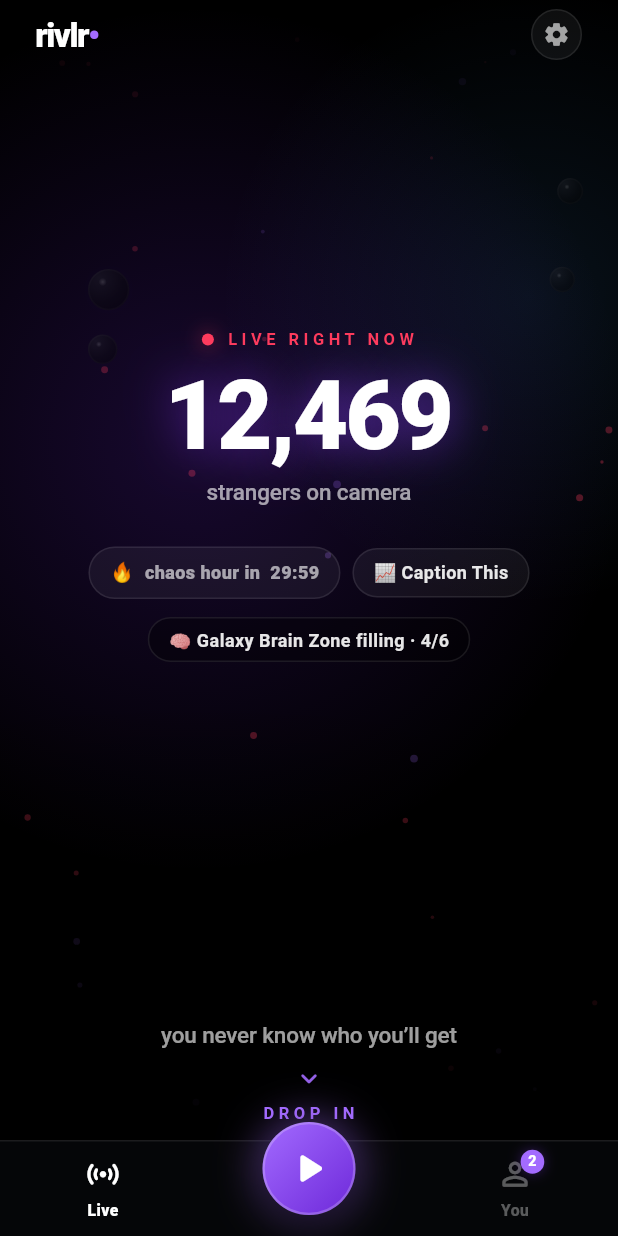
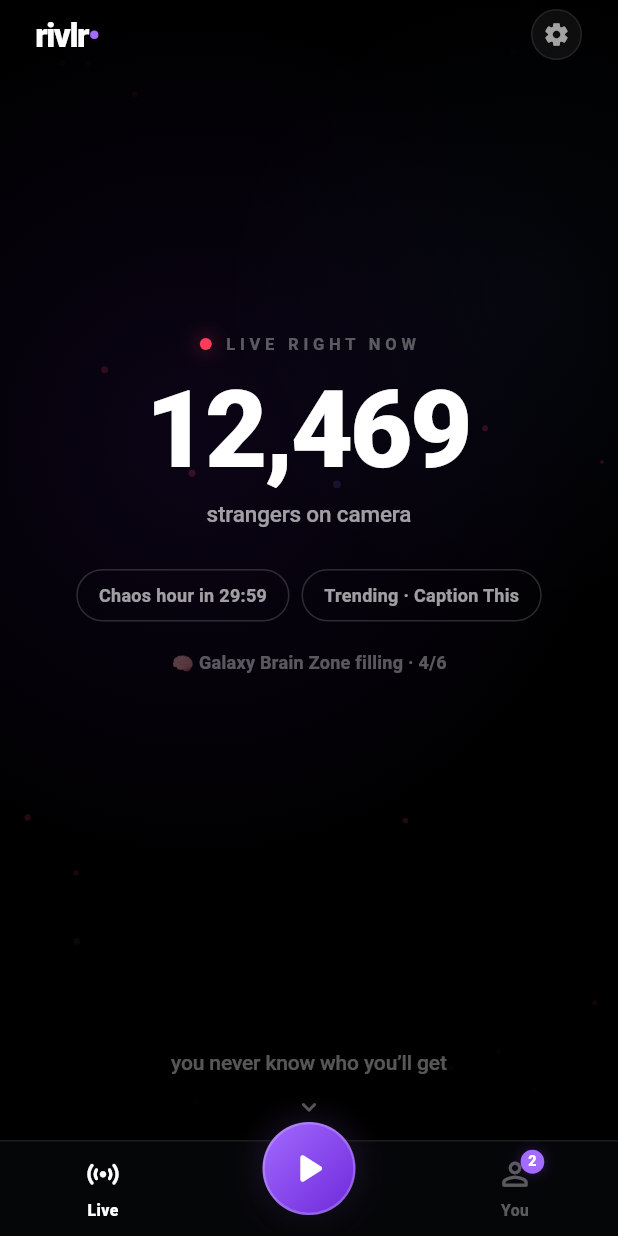
Before and after one commit to stossthegreat/Whatif, a Flutter app: the MainShell screen opened directly with empty values, on a phone screen of 412 x 824 dp. Run offline on Flutter 3.47's test engine with Material 3 defaults, Android fonts, the phone set to English and light mode, and no system bars; our stand-ins replace audioplayers, camera, shared_preferences, wakelock_plus; missing offline and left inert: flutter_webrtc, livekit_client; accounts and stored records are empty; network calls fail.

Commit message:
De-tack pass: monochrome discipline, typography-first, purple demoted to one accent (build +18)
The visual language had drifted from 'Apple built a social app' into
purple-party-poster. Elite is restraint:

- Cta: back to a clean white key with black type — no gradients, no glow
- Home: the headcount is pure typography (72pt, tight tracking, no glow
  shadow); eyebrow in quiet gray with just the red pulse dot; chaos-hour
  and trending chips are hairline monochrome (no emojis, no gradients —
  chaos hour inverts to solid white when actually live); the ticker is
  one quiet gray line of type, no pill; ambient glow field halved;
  floating orbs removed from home entirely
- Aurora: glow opacities halved everywhere it's used
- YOU page: rank pill and badge chips are hairline monochrome; identity
  orb loses its outer glow halo
- Play orb: breathing glow toned way down — it reads as a button, not
  a neon sign; age stepper number loses its glow
- Purple now appears only where it means something: the play orb,
  selection states, and small live accents

Co-Authored-By: Claude Opus 4.8 <noreply@anthropic.com>
Claude-Session: https://claude.ai/code/session_01MViCSGeBizuqwZGbWhsG9P

```diff
--- a/lib/screens/home_screen.dart
+++ b/lib/screens/home_screen.dart
@@ -26,8 +26,7 @@ class _HomeScreenState extends State<HomeScreen> with SingleTickerProviderStateM
   final _rng = math.Random();
 
   late final List<_Particle> _particles =
-      List.generate(34, (_) => _Particle.random(_rng));
-  late final List<_Avatar> _avatars = List.generate(4, (i) => _Avatar.random(_rng, i));
+      List.generate(18, (_) => _Particle.random(_rng));
 
   @override
   void dispose() {
@@ -52,14 +51,6 @@ class _HomeScreenState extends State<HomeScreen> with SingleTickerProviderStateM
                 isComplex: true,
                 willChange: true,
               ),
-            ),
-          ),
-          // drifting orbs — small, dim, and confined to the edges so the
-          // center column stays clean
-          RepaintBoundary(
-            child: AnimatedBuilder(
-              animation: _t,
-              builder: (context, _) => _AvatarLayer(t: _t.value, avatars: _avatars),
             ),
           ),
           // legibility scrim at the bottom so PLAY + text pop
@@ -108,12 +99,10 @@ class _HomeScreenState extends State<HomeScreen> with SingleTickerProviderStateM
                   const _WorldTicker(),
                   const Spacer(flex: 4),
                   Text('you never know who you’ll get',
-                      style: T.body.copyWith(color: C.tx2, fontSize: 15)),
-                  const SizedBox(height: 8),
-                  Icon(Icons.keyboard_arrow_down_rounded, size: 22, color: C.sig.withOpacity(0.9)),
-                  const SizedBox(height: 4),
-                  Text('DROP IN', style: T.eyebrow.copyWith(color: C.sig, letterSpacing: 3, fontSize: 11)),
+                      style: T.body.copyWith(color: C.tx3, fontSize: 14)),
                   const SizedBox(height: 10),
+                  const Icon(Icons.keyboard_arrow_down_rounded, size: 20, color: C.tx3),
+                  const SizedBox(height: 12),
                 ],
               ),
             ),
@@ -144,18 +133,19 @@ class _BigLive extends StatelessWidget {
                 _PulseDot(),
                 const SizedBox(width: 8),
                 Text('LIVE RIGHT NOW',
-                    style: T.eyebrow.copyWith(color: C.live, fontSize: 11, letterSpacing: 3)),
+                    style: T.eyebrow.copyWith(color: C.tx3, fontSize: 11, letterSpacing: 3.2)),
               ],
             ),
-            const SizedBox(height: 10),
+            const SizedBox(height: 12),
+            // typography does the work — no glow, no decoration
             Text(
               n,
-              style: T.huge(64).copyWith(
+              style: T.huge(72).copyWith(
                 fontFeatures: const [FontFeature.tabularFigures()],
-                shadows: [Shadow(color: C.sigGlow, blurRadius: 40)],
+                letterSpacing: -2,
               ),
             ),
-            const SizedBox(height: 6),
+            const SizedBox(height: 8),
             Text(
               count == 1 ? 'stranger on camera' : 'strangers on camera',
               style: T.body.copyWith(color: C.tx2, fontSize: 15),
@@ -255,29 +245,20 @@ class _ChaosHourState extends State<_ChaosHour> {
     final m = _left.inMinutes.remainder(60).toString().padLeft(2, '0');
     final s = _left.inSeconds.remainder(60).toString().padLeft(2, '0');
     return Container(
-      padding: const EdgeInsets.symmetric(horizontal: 13, vertical: 7),
+      padding: const EdgeInsets.symmetric(horizontal: 14, vertical: 8),
       decoration: BoxDecoration(
-        gradient: _live
-            ? LinearGradient(colors: [C.live.withOpacity(0.28), C.sig.withOpacity(0.22)])
-            : null,
-        color: _live ? null : C.glass,
+        color: _live ? Colors.white : Colors.transparent,
         borderRadius: BorderRadius.circular(100),
-        border: Border.all(color: _live ? C.sig.withOpacity(0.6) : C.hair),
+        border: Border.all(color: _live ? Colors.white : C.hair2),
       ),
-      child: Row(
-        mainAxisSize: MainAxisSize.min,
-        children: [
-          const Text('🔥', style: TextStyle(fontSize: 13)),
-          const SizedBox(width: 7),
-          Text(
-            _live ? 'CHAOS HOUR · LIVE  $m:$s' : 'chaos hour in  $m:$s',
-            style: T.tiny.copyWith(
-              color: _live ? Colors.white : C.tx2,
-              fontWeight: FontWeight.w800,
-              letterSpacing: 0.3,
-            ),
-          ),
-        ],
+      child: Text(
+        _live ? 'CHAOS HOUR · $m:$s' : 'Chaos hour in $m:$s',
+        style: T.tiny.copyWith(
+          color: _live ? Colors.black : C.tx2,
+          fontWeight: FontWeight.w700,
+          letterSpacing: 0.2,
+          fontFeatures: const [FontFeature.tabularFigures()],
+        ),
       ),
     );
   }
@@ -314,18 +295,17 @@ class _TrendChipState extends State<_TrendChip> {
   @override
   Widget build(BuildContext context) {
     return Container(
-      padding: const EdgeInsets.symmetric(horizontal: 13, vertical: 7),
+      padding: const EdgeInsets.symmetric(horizontal: 14, vertical: 8),
       decoration: BoxDecoration(
-        color: C.glass,
         borderRadius: BorderRadius.circular(100),
-        border: Border.all(color: C.hair),
+        border: Border.all(color: C.hair2),
       ),
       child: AnimatedSwitcher(
         duration: M.base,
         child: Text(
-          '📈 $_game',
+          'Trending · $_game',
           key: ValueKey(_game),
-          style: T.tiny.copyWith(color: Colors.white.withOpacity(0.9), fontWeight: FontWeight.w700),
+          style: T.tiny.copyWith(color: C.tx2, fontWeight: FontWeight.w700, letterSpacing: 0.2),
         ),
       ),
     );
@@ -351,11 +331,11 @@ class _WorldTickerState extends State<_WorldTicker> {
         final room = Cell.roomNames[_rng.nextInt(Cell.roomNames.length)];
         return '$room filling · ${2 + _rng.nextInt(4)}/6';
       case 1:
-        return '😂 ${180 + _rng.nextInt(600)} laughs this minute';
+        return '${180 + _rng.nextInt(600)} laughs this minute';
       case 2:
-        return '👀 ${2 + _rng.nextInt(7)} of your people online';
+        return '${2 + _rng.nextInt(7)} of your people online';
       default:
-        return '⚡ ${3 + _rng.nextInt(9)} rooms started just now';
+        return '${3 + _rng.nextInt(9)} rooms started just now';
     }
   }
 
@@ -388,16 +368,11 @@ class _WorldTickerState extends State<_WorldTicker> {
             child: child,
           ),
         ),
-        child: Container(
+        // one quiet line of type — no pill, no border. The words are enough.
+        child: Text(
+          _line,
           key: ValueKey(_line),
-          padding: const EdgeInsets.symmetric(horizontal: 13, vertical: 6),
-          decoration: BoxDecoration(
-            color: const Color(0x59000000),
-            borderRadius: BorderRadius.circular(100),
-            border: Border.all(color: C.hair),
-          ),
-          child: Text(_line,
-              style: T.tiny.copyWith(color: Colors.white.withOpacity(0.9), fontWeight: FontWeight.w700)),
+          style: T.tiny.copyWith(color: C.tx3, fontWeight: FontWeight.w600, letterSpacing: 0.2),
         ),
       ),
     );
@@ -431,8 +406,8 @@ class _LobbyPainter extends CustomPainter {
             .createShader(Rect.fromCircle(center: Offset(cx * size.width, cy * size.height), radius: rad));
       canvas.drawCircle(Offset(cx * size.width, cy * size.height), rad, paint);
     }
-    blob(C.purpleDeep, 0.28 + 0.1 * math.sin(t * tau), 0.30 + 0.06 * math.cos(t * tau), size.width * 0.7, 0.22);
-    blob(C.blue, 0.78 + 0.08 * math.cos(t * tau * 0.8), 0.22 + 0.05 * math.sin(t * tau), size.width * 0.5, 0.10);
+    blob(C.purpleDeep, 0.28 + 0.1 * math.sin(t * tau), 0.30 + 0.06 * math.cos(t * tau), size.width * 0.7, 0.10);
+    blob(C.blue, 0.78 + 0.08 * math.cos(t * tau * 0.8), 0.22 + 0.05 * math.sin(t * tau), size.width * 0.5, 0.04);
 
     // rising particles
     final p = Paint();
@@ -441,7 +416,7 @@ class _LobbyPainter extends CustomPainter {
       final yy = y < 0 ? y + 1 : y;
       final x = (part.x + 0.02 * math.sin((t * 6 + part.baseY) * tau)) % 1.0;
       final op = (math.sin(yy * math.pi)).clamp(0.0, 1.0) * 0.6;
-      p.color = (part.red ? C.live : C.sig).withOpacity(op * (part.red ? 0.55 : 0.4));
+      p.color = (part.red ? C.live : C.sig).withOpacity(op * (part.red ? 0.35 : 0.22));
       canvas.drawCircle(Offset(x * size.width, yy * size.height), part.size, p);
     }
   }
@@ -451,94 +426,3 @@ class _LobbyPainter extends CustomPainter {
 }
 
 // ---- floating avatars -----------------------------------------------------
-class _Avatar {
-  _Avatar(this.ax, this.ay, this.fx, this.fy, this.phase, this.scale);
-  final double ax, ay, fx, fy, phase, scale;
-
-  /// Anchored to the left/right EDGES and the upper band only — the center
-  /// column belongs to the type, and nothing ever drifts through it.
-  static _Avatar random(math.Random r, int i) {
-    final leftSide = i.isEven;
-    return _Avatar(
-      leftSide ? 0.06 + r.nextDouble() * 0.14 : 0.80 + r.nextDouble() * 0.14,
-      0.10 + r.nextDouble() * 0.22,
-      0.015 + r.nextDouble() * 0.02,
-      0.02 + r.nextDouble() * 0.03,
-      r.nextDouble(),
-      0.5 + r.nextDouble() * 0.5,
-    );
-  }
-}
-
-class _AvatarLayer extends StatelessWidget {
-  const _AvatarLayer({required this.t, required this.avatars});
-  final double t;
-  final List<_Avatar> avatars;
-
-  @override
-  Widget build(BuildContext context) {
-    return LayoutBuilder(
-      builder: (context, c) {
-        final tau = math.pi * 2;
-        return Stack(
-          children: [
-            for (final a in avatars)
-              Positioned(
-                left: (a.ax + a.fx * math.sin((t + a.phase) * tau)) * c.maxWidth - 14 * a.scale,
-                top: (a.ay + a.fy * math.cos((t + a.phase) * tau * 0.8)) * c.maxHeight - 14 * a.scale,
-                child: Opacity(
-                  opacity: 0.4,
-                  child: _MiniOrb(size: 28 * a.scale),
-                ),
-              ),
-          ],
-        );
-      },
-    );
-  }
-}
-
-/// A polished obsidian marble — small, quiet, atmospheric. Never a bowling
-/// ball, never carrying a random emoji, never in the way of the type.
-class _MiniOrb extends StatelessWidget {
-  const _MiniOrb({required this.size});
-  final double size;
-  @override
-  Widget build(BuildContext context) {
-    return Container(
-      width: size,
-      height: size,
-      decoration: BoxDecoration(
-        shape: BoxShape.circle,
-        gradient: const RadialGradient(
-          center: Alignment(-0.45, -0.55),
-          radius: 1.05,
-          colors: [Color(0xFF23252B), Color(0xFF0B0C0F), Color(0xFF000000)],
-          stops: [0.0, 0.55, 1.0],
-        ),
-        border: Border.all(color: Colors.white.withOpacity(0.05)),
-        boxShadow: [
-          BoxShadow(color: C.sig.withOpacity(0.12), blurRadius: 14, spreadRadius: -6),
-        ],
-      ),
-      child: Stack(
-        children: [
-          Positioned(
-            left: size * 0.22,
-            top: size * 0.18,
-            child: Container(
-              width: size * 0.2,
-              height: size * 0.2,
-              decoration: BoxDecoration(
-                shape: BoxShape.circle,
-                gradient: RadialGradient(
-                  colors: [Colors.white.withOpacity(0.35), Colors.white.withOpacity(0)],
-                ),
-              ),
-            ),
-          ),
-        ],
-      ),
-    );
-  }
-}
--- a/lib/screens/main_shell.dart
+++ b/lib/screens/main_shell.dart
@@ -202,7 +202,7 @@ class _PlayOrbState extends State<_PlayOrb> with SingleTickerProviderStateMixin
       child: AnimatedBuilder(
         animation: _c,
         builder: (context, _) {
-          final glow = 0.45 + 0.35 * _c.value;
+          final glow = 0.22 + 0.14 * _c.value;
           return Container(
             width: 62,
             height: 62,
@@ -216,7 +216,7 @@ class _PlayOrbState extends State<_PlayOrb> with SingleTickerProviderStateMixin
               ),
               border: Border.all(color: Colors.white.withOpacity(0.22), width: 1.5),
               boxShadow: [
-                BoxShadow(color: C.sig.withOpacity(glow), blurRadius: 26, spreadRadius: -2),
+                BoxShadow(color: C.sig.withOpacity(glow), blurRadius: 20, spreadRadius: -4),
                 const BoxShadow(color: Color(0x99000000), blurRadius: 18, offset: Offset(0, 8)),
               ],
             ),
--- a/lib/screens/me_screen.dart
+++ b/lib/screens/me_screen.dart
@@ -71,23 +71,16 @@ class MeScreen extends StatelessWidget {
                 Center(
                   child: Column(
                     children: [
-                      Container(
-                        decoration: BoxDecoration(
-                          shape: BoxShape.circle,
-                          boxShadow: [BoxShadow(color: C.sigGlow, blurRadius: 44, spreadRadius: -12)],
-                        ),
-                        child: IdentityOrb(hue: s.myHue, size: 104, ring: C.sig),
-                      ),
+                      IdentityOrb(hue: s.myHue, size: 104, ring: C.sig),
                       const SizedBox(height: 16),
                       Text('@${s.myHandle}', style: T.big.copyWith(fontSize: 27)),
                       const SizedBox(height: 9),
                       Container(
                         padding: const EdgeInsets.symmetric(horizontal: 14, vertical: 7),
                         decoration: BoxDecoration(
-                          gradient: LinearGradient(
-                              colors: [C.sig.withOpacity(0.3), C.purpleDeep.withOpacity(0.25)]),
+                          color: C.glass,
                           borderRadius: BorderRadius.circular(100),
-                          border: Border.all(color: C.sig.withOpacity(0.5)),
+                          border: Border.all(color: C.hair2),
                         ),
                         child: Text(s.rankTitle,
                             style: T.body.copyWith(
@@ -219,7 +212,7 @@ class _BadgeChip extends StatelessWidget {
       decoration: BoxDecoration(
         color: C.glass,
         borderRadius: BorderRadius.circular(100),
-        border: Border.all(color: C.sig.withOpacity(0.45)),
+        border: Border.all(color: C.hair2),
       ),
       child: Row(
         mainAxisSize: MainAxisSize.min,
--- a/lib/screens/profile_screen.dart
+++ b/lib/screens/profile_screen.dart
@@ -119,10 +119,7 @@ class _AgeStepper extends StatelessWidget {
         Expanded(
           child: Center(
             child: Text('$age',
-                style: T.mono.copyWith(
-                  fontSize: 56,
-                  shadows: [Shadow(color: C.sigGlow, blurRadius: 28)],
-                )),
+                style: T.mono.copyWith(fontSize: 56)),
           ),
         ),
         _round(Icons.add_rounded, age < 99 ? () => onChanged(age + 1) : null),
--- a/lib/widgets/aurora.dart
+++ b/lib/widgets/aurora.dart
@@ -84,9 +84,9 @@ class _AuroraPainter extends CustomPainter {
     }
 
     glow(C.purpleDeep, 0.24 + 0.1 * math.sin(t * tau), 0.24 + 0.07 * math.cos(t * tau),
-        size.width * 0.75, 0.20);
+        size.width * 0.75, 0.10);
     glow(C.blue, 0.8 + 0.07 * math.cos(t * tau * 0.7), 0.65 + 0.06 * math.sin(t * tau * 0.9),
-        size.width * 0.5, 0.07);
+        size.width * 0.5, 0.035);
 
     // glossy obsidian orbs drifting through
     for (final o in orbs) {
--- a/lib/widgets/glass.dart
+++ b/lib/widgets/glass.dart
@@ -139,10 +139,11 @@ class _PressState extends State<Press> with SingleTickerProviderStateMixin {
   }
 }
 
-/// The signature call-to-action — a purple gradient key with a breathing glow.
-/// Every "go" moment in the app uses this instead of a flat white slab.
+/// The call-to-action. Elite means restraint: a clean white key, black type,
+/// no gradients, no glow. The button earns attention through contrast and
+/// space — never decoration.
 class Cta extends StatelessWidget {
-  const Cta({super.key, required this.label, this.onTap, this.height = 62});
+  const Cta({super.key, required this.label, this.onTap, this.height = 60});
   final String label;
   final VoidCallback? onTap;
   final double height;
@@ -153,25 +154,16 @@ class Cta extends StatelessWidget {
       haptic: false,
       onTap: onTap,
       child: Opacity(
-        opacity: onTap == null ? 0.45 : 1,
+        opacity: onTap == null ? 0.4 : 1,
         child: Container(
           height: height,
           alignment: Alignment.center,
           decoration: BoxDecoration(
-            gradient: const LinearGradient(
-              begin: Alignment.topLeft,
-              end: Alignment.bottomRight,
-              colors: [C.sig, C.purpleDeep],
-            ),
-            borderRadius: BorderRadius.circular(20),
-            border: Border.all(color: Colors.white.withOpacity(0.18)),
-            boxShadow: [
-              BoxShadow(color: C.sigGlow, blurRadius: 30, spreadRadius: -6),
-              const BoxShadow(color: Color(0x66000000), blurRadius: 16, offset: Offset(0, 8)),
-            ],
+            color: Colors.white,
+            borderRadius: BorderRadius.circular(18),
           ),
           child: Text(label,
-              style: T.h3.copyWith(color: Colors.white, fontSize: 17, letterSpacing: -0.2)),
+              style: T.h3.copyWith(color: Colors.black, fontSize: 17, letterSpacing: -0.2)),
         ),
       ),
     );
--- a/pubspec.yaml
+++ b/pubspec.yaml
@@ -16,7 +16,7 @@ publish_to: 'none' # Remove this line if you wish to publish to pub.dev
 # https://developer.apple.com/library/archive/documentation/General/Reference/InfoPlistKeyReference/Articles/CoreFoundationKeys.html
 # In Windows, build-name is used as the major, minor, and patch parts
 # of the product and file versions while build-number is used as the build suffix.
-version: 1.0.0+17
+version: 1.0.0+18
 
 environment:
   sdk: ^3.8.0
```
